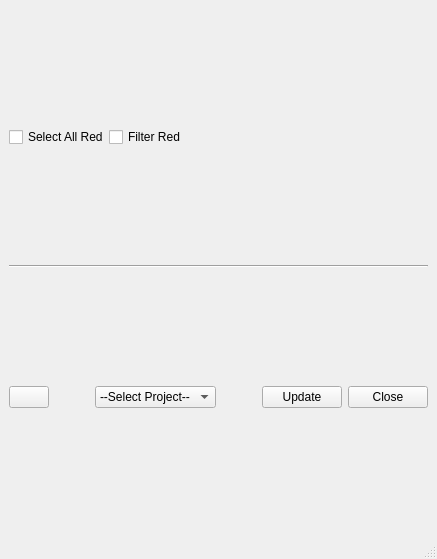
First picture: the form in ui/breakdown.ui, repository iceanimations/breakdown, before the edit.
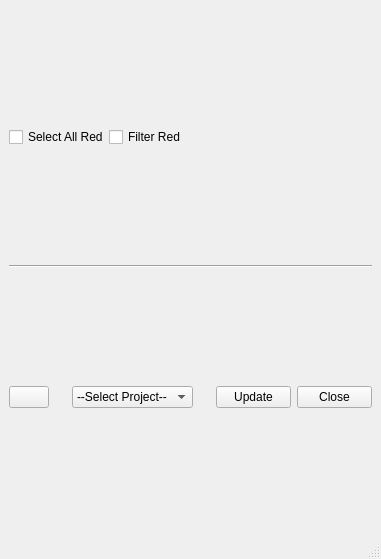
Second picture: the form after the edit.

Patch:
```diff
--- a/ui/breakdown.ui
+++ b/ui/breakdown.ui
@@ -6,7 +6,7 @@
    <rect>
     <x>0</x>
     <y>0</y>
-    <width>437</width>
+    <width>381</width>
     <height>559</height>
    </rect>
   </property>
```
Left out of the diff: 2 changed lines with no effect on the pictures.
